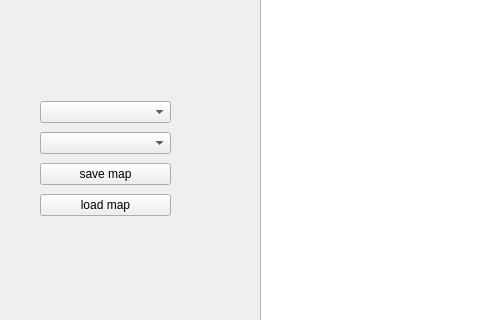
This is editor/mainwindow.ui in Juannbel/duck-game as Qt 5 draws it before an edit; both pictures show x 0 to 480 and y 112 to 432 of the 1479 by 750 pixel window. The edited form follows.
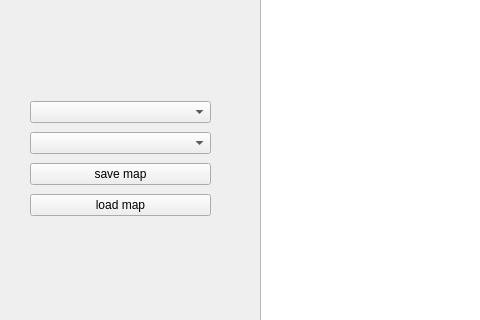
This is the edited form.

Commit message: Agrego verificaciones de minimos spawns para guardar un map y bug a la hora de cargar un mapa, agregue un mapa de prueba hecho con el editor

The edit to the form file:
```diff
--- a/editor/mainwindow.ui
+++ b/editor/mainwindow.ui
@@ -27,9 +27,9 @@
    <widget class="QWidget" name="layoutWidget">
     <property name="geometry">
      <rect>
-      <x>40</x>
+      <x>30</x>
       <y>210</y>
-      <width>131</width>
+      <width>181</width>
       <height>124</height>
      </rect>
     </property>
```
The commit also changes 2 other files.
